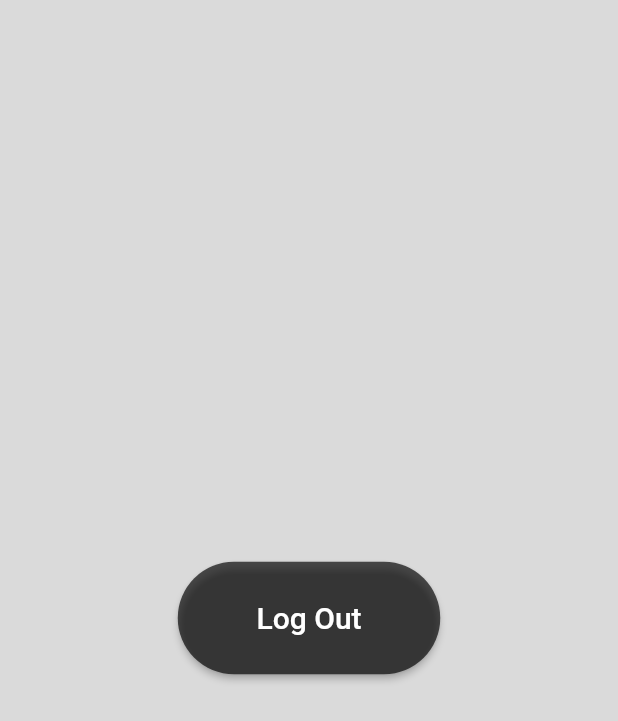
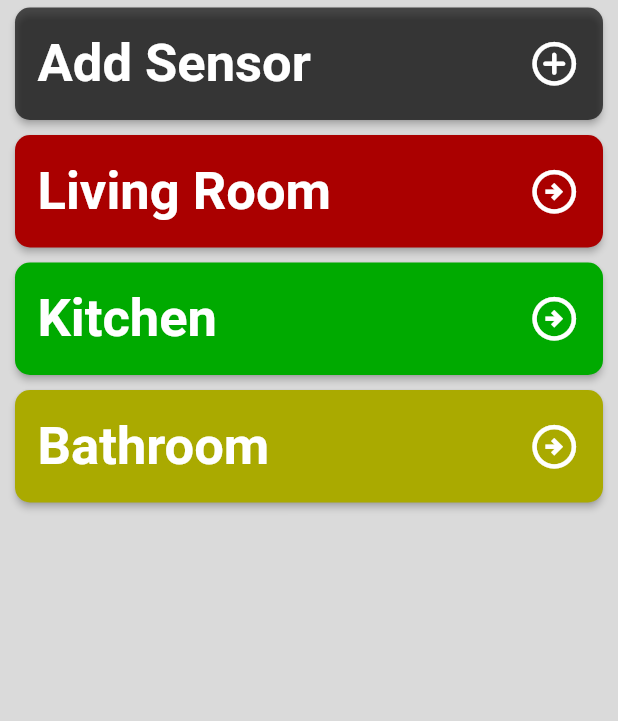
Before and after one commit to silverlightning926/SensiAir-Mobile, a Flutter app: the SettingsTab widget shown alone on an empty page, opened directly, on a phone screen of 412 x 824 dp. Shown: the top 721 px of the screen. Run offline on Flutter 3.47's test engine with Material 2 defaults, Android fonts, the phone set to English and light mode, and no system bars; drawn by our look-alikes of loader_overlay; our stand-ins replace cloud_firestore, firebase_auth, firebase_core; missing offline and left inert: phone_form_field; accounts and stored records are empty.

Commit message:
Added Settings Screens

```diff
--- a/lib/components/home_screen_tabs/settings_tab.dart
+++ b/lib/components/home_screen_tabs/settings_tab.dart
@@ -1,8 +1,6 @@
-import 'package:firebase_auth/firebase_auth.dart';
 import 'package:flutter/material.dart';
-import 'package:loader_overlay/loader_overlay.dart';
 
-import '../rounded_button.dart';
+import '../sensor_button.dart';
 
 class SettingsTab extends StatelessWidget {
   const SettingsTab({super.key});
@@ -11,20 +9,61 @@ class SettingsTab extends StatelessWidget {
   Widget build(BuildContext context) {
     return Container(
       color: const Color.fromARGB(255, 218, 218, 218),
-      child: Center(
-        child: RoundedButton(
-          buttonText: 'Log Out',
-          onPressed: () {
-            context.loaderOverlay.show();
-            FirebaseAuth.instance.signOut().then(
-                  (value) => {
-                    context.loaderOverlay.hide(),
-                    Navigator.pushNamedAndRemoveUntil(
-                        context, '/opening', (route) => false)
-                  },
-                );
-          },
-        ),
+      child: Column(
+        children: [
+          Padding(
+            padding: const EdgeInsets.symmetric(
+              horizontal: 10,
+              vertical: 5,
+            ),
+            child: MaterialButton(
+              shape: RoundedRectangleBorder(
+                borderRadius: BorderRadius.circular(10),
+              ),
+              height: 75,
+              padding: const EdgeInsets.all(15),
+              color: const Color(0xAA000000),
+              onPressed: () {
+                Navigator.pushNamed(context, '/sensor');
+              },
+              child: Row(
+                mainAxisAlignment: MainAxisAlignment.spaceBetween,
+                children: const [
+                  Text(
+                    'Add Sensor',
+                    style: TextStyle(
+                        color: Colors.white,
+                        fontWeight: FontWeight.w700,
+                        fontSize: 35),
+                  ),
+                  Icon(
+                    Icons.add_circle_outline_rounded,
+                    color: Colors.white,
+                    size: 35,
+                  ),
+                ],
+              ),
+            ),
+          ),
+          Expanded(
+            child: ListView(
+              children: const [
+                SensorButton(
+                  sensorName: 'Living Room',
+                  buttonColor: Color(0xFFAA0000),
+                ),
+                SensorButton(
+                  sensorName: 'Kitchen',
+                  buttonColor: Color(0xFF00AA00),
+                ),
+                SensorButton(
+                  sensorName: 'Bathroom',
+                  buttonColor: Color(0xFFAAAA00),
+                ),
+              ],
+            ),
+          ),
+        ],
       ),
     );
   }
```
Also changed, not shown: lib/components/sensor_settings_button.dart (added, +48 -0 lines).
